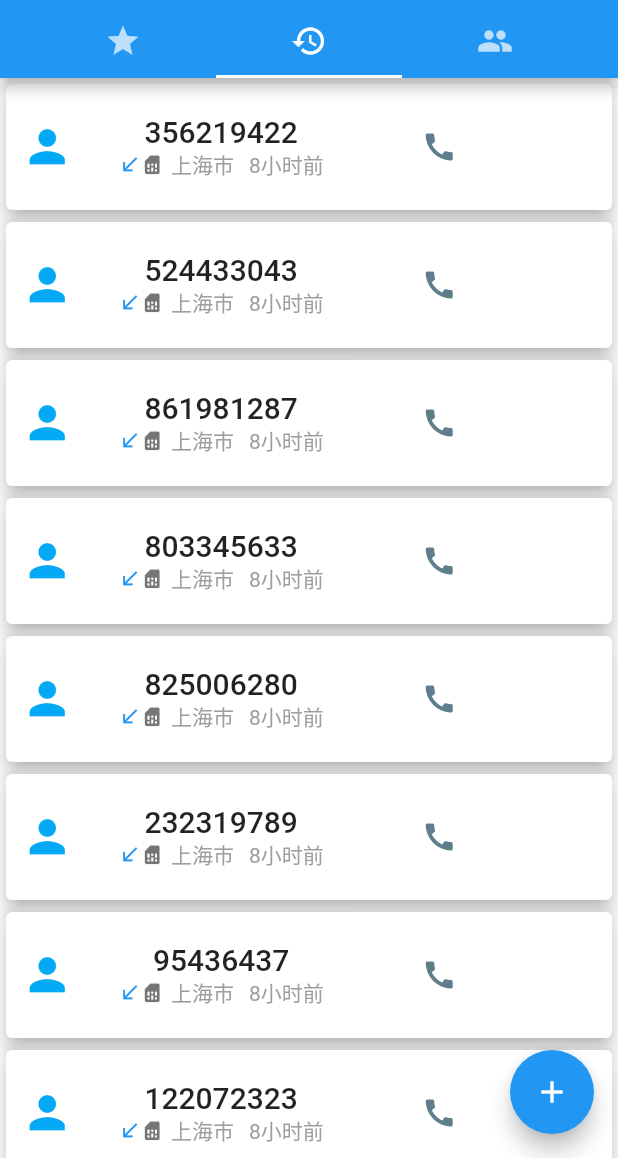
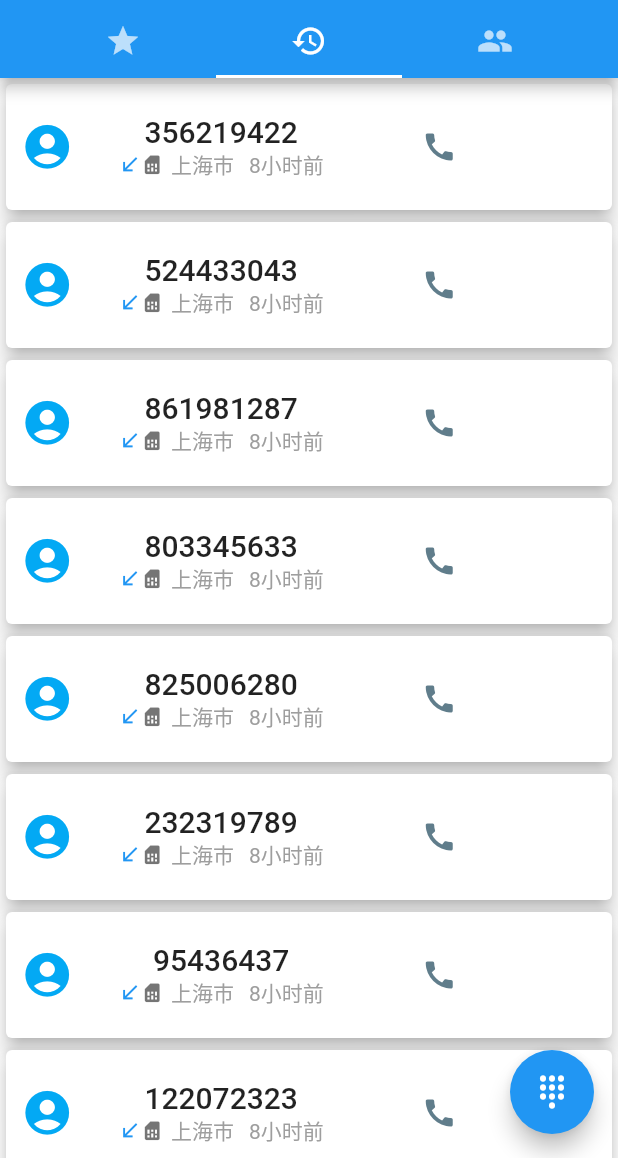
Before and after one commit to Rainy99/flutter-telecom, a Flutter app: the screen it shows after launch, tab 2 chosen, on a phone screen of 412 x 824 dp, the part 78-1236 px from its top. Run offline on Flutter 3.47's test engine with Material 2 defaults, Android fonts, the phone set to English and light mode, and no system bars.

Commit message:
Change icon

```diff
--- a/lib/main.dart
+++ b/lib/main.dart
@@ -58,14 +58,14 @@ class _MyHomePageState extends State<MyHomePage>  with SingleTickerProviderState
   }
 
   void _incrementCounter() {
-    setState(() {
-      // This call to setState tells the Flutter framework that something has
-      // changed in this State, which causes it to rerun the build method below
-      // so that the display can reflect the updated values. If we changed
-      // _counter without calling setState(), then the build method would not be
-      // called again, and so nothing would appear to happen.
-      _counter++;
-    });
+//    setState(() {
+//      // This call to setState tells the Flutter framework that something has
+//      // changed in this State, which causes it to rerun the build method below
+//      // so that the display can reflect the updated values. If we changed
+//      // _counter without calling setState(), then the build method would not be
+//      // called again, and so nothing would appear to happen.
+//      _counter++;
+//    });
   }
 
   @override
@@ -113,7 +113,7 @@ class _MyHomePageState extends State<MyHomePage>  with SingleTickerProviderState
       floatingActionButton: FloatingActionButton(
         onPressed: _incrementCounter,
         tooltip: 'Increment',
-        child: Icon(Icons.add),
+        child: Icon(Icons.dialpad),
       ), // This trailing comma makes auto-formatting nicer for build methods.
     );
   }
--- a/lib/views/history.dart
+++ b/lib/views/history.dart
@@ -33,7 +33,7 @@ class _HistoryItem extends StatelessWidget{
                 children: <Widget>[
                   Container(
                     padding: EdgeInsets.all(10),
-                      child:Icon(Icons.person,color: Colors.lightBlue,size: 35)
+                      child:Icon(Icons.account_circle,color: Colors.lightBlue,size: 35)
                   )
                 ],
               ),
```
